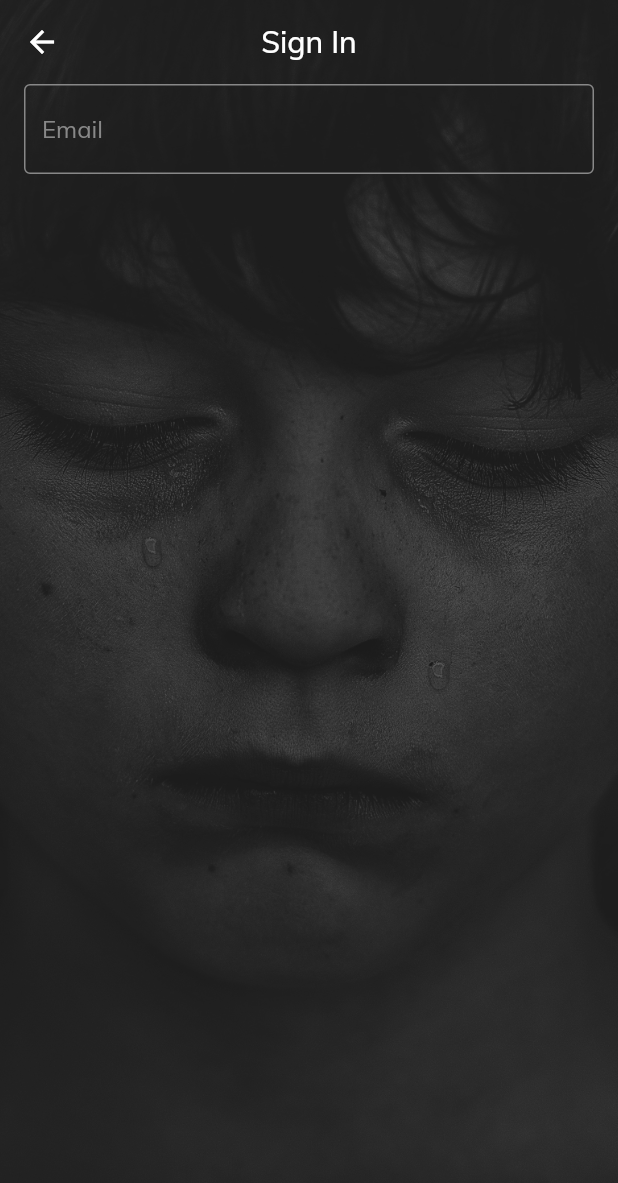
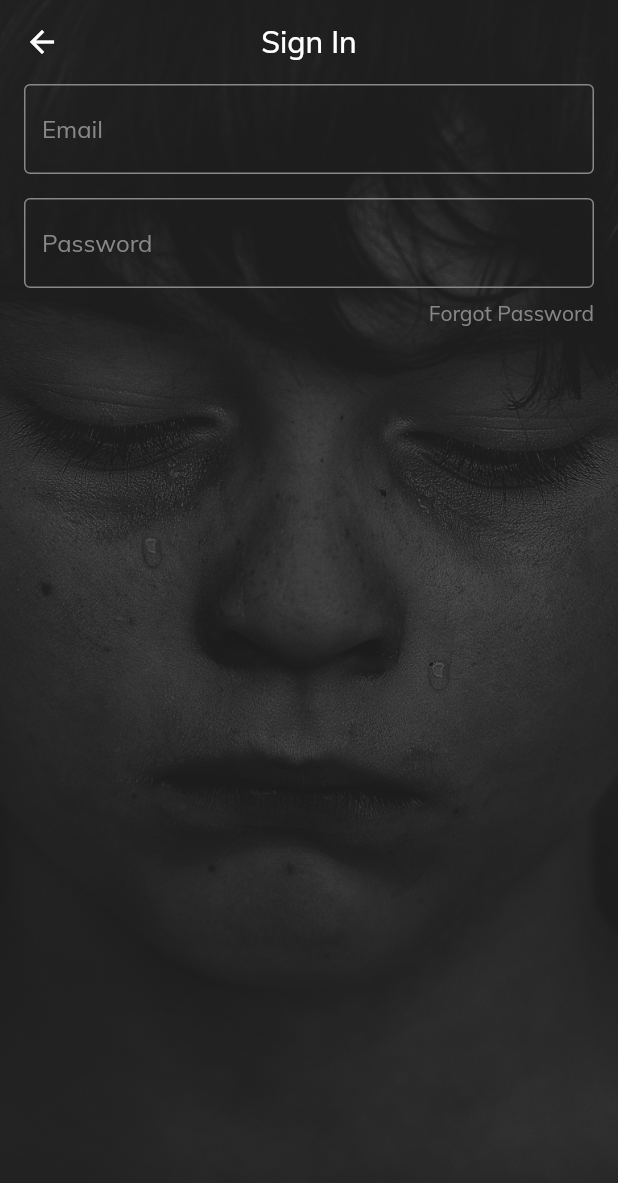
Before and after one commit to VishnuDileesh/BringMeBack-FlutterUIPractice, a Flutter app: the screen it shows after launch, after a tap on "GET STARTED", on a phone screen of 412 x 824 dp. Shown: the top 1183 px of the screen. Run offline on Flutter 3.47's test engine with Material 2 defaults, Android fonts, the phone set to English and light mode, and no system bars.

Commit message:
Add Password input and forgot password

```diff
--- a/lib/screens/signin.dart
+++ b/lib/screens/signin.dart
@@ -69,6 +69,60 @@ class SignIn extends StatelessWidget{
 									),
 								),
 
+								SizedBox(height: 16.0),
+
+								TextField(
+									style: TextStyle(
+										color: Color(0xff888888),
+									),
+									keyboardType: TextInputType.emailAddress,
+									obscureText: true,
+									decoration: InputDecoration(
+										hintText: "Password",
+										hintStyle: TextStyle(
+											color: Color(0xff888888),
+										),
+
+										enabledBorder: OutlineInputBorder(
+											borderSide: BorderSide(
+												color: Color(0xff888888),
+											),
+										),
+
+										focusedBorder: OutlineInputBorder(
+											borderSide: BorderSide(
+												color: Color(0xff888888),
+											),
+										),
+
+										focusedErrorBorder: OutlineInputBorder(
+											borderSide: BorderSide(
+												color: Color(0xff888888),
+											),
+										),
+
+
+									),
+								),
+
+								SizedBox(height: 8.0),
+
+								Align(
+									alignment: Alignment.topRight,
+									child: InkWell(
+										onTap: (){},
+										child:Text(
+										'Forgot Password',
+										style: TextStyle(
+											color: Color(0xff888888),
+										),
+									),
+									),
+								),
+
+
+
+
 							],
 						),
 					),
```
